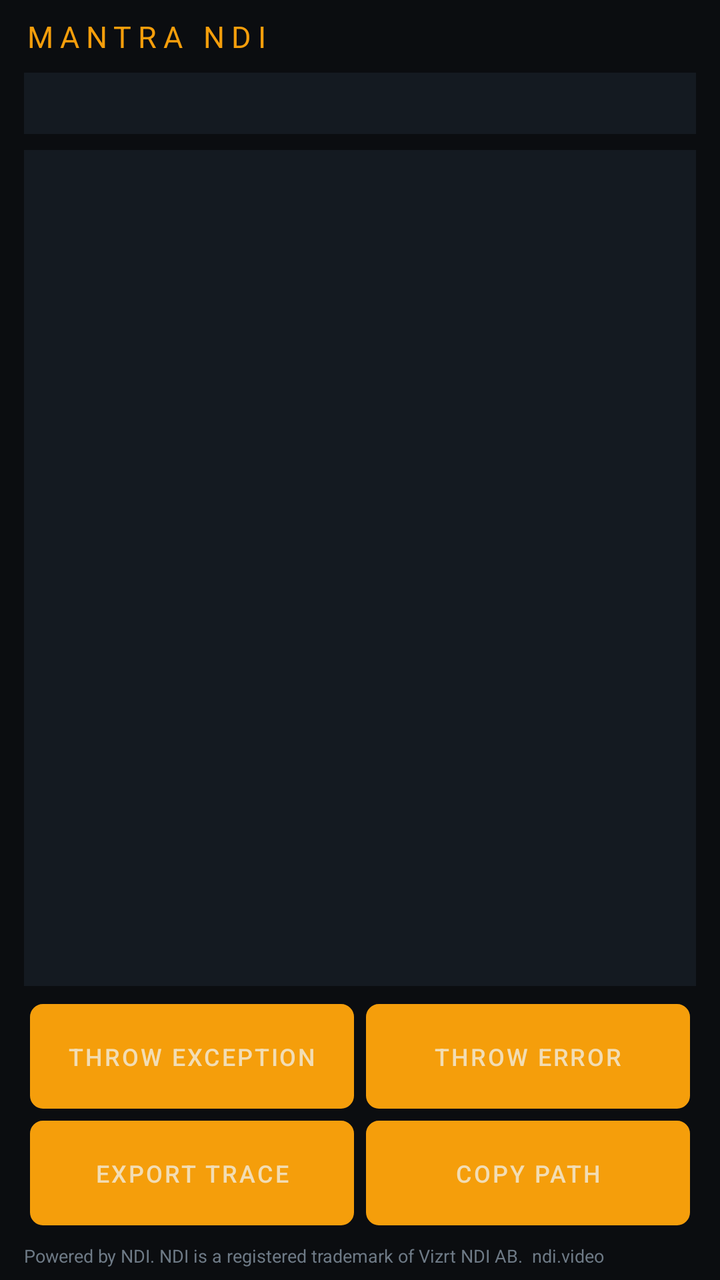
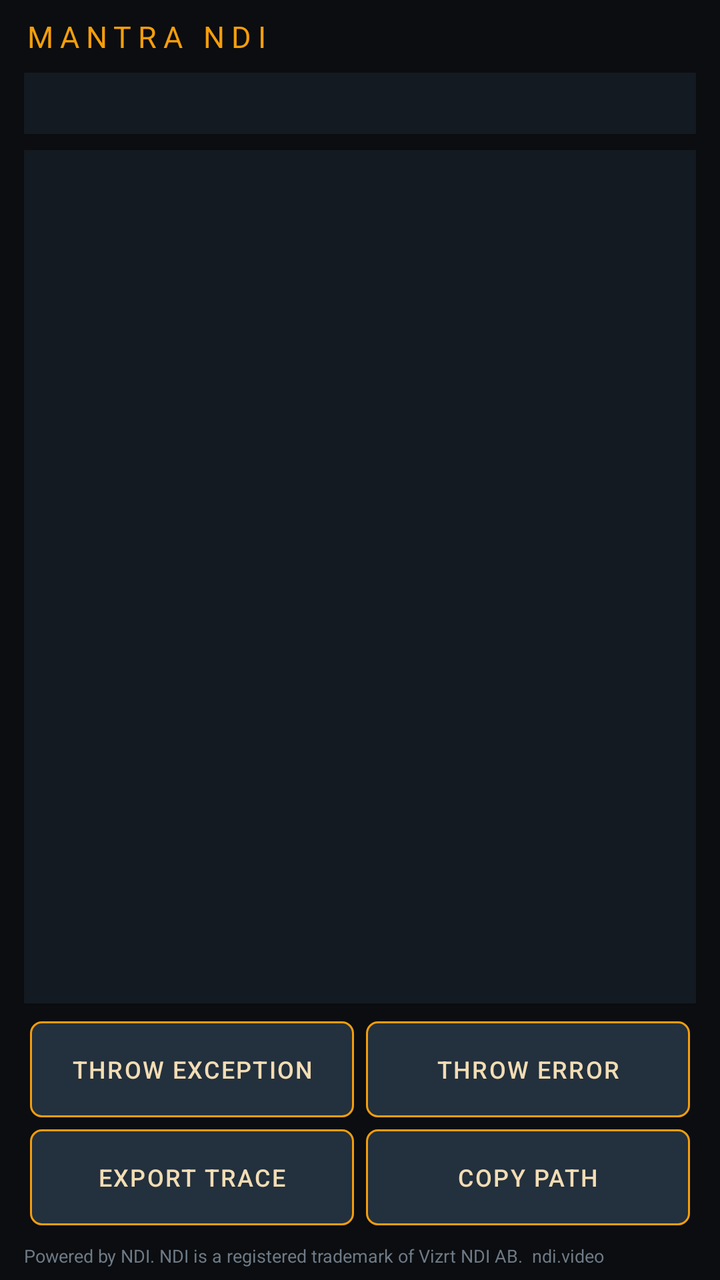

Before-and-after screenshots of an Android layout around one commit, followed by the original layout XML and the change that was made.
<!-- AndroidManifest.xml: application theme Theme.MantraNdi -->
<!-- res/layout/activity_main.xml -->
<?xml version="1.0" encoding="utf-8"?>
<FrameLayout xmlns:android="http://schemas.android.com/apk/res/android"
    android:id="@+id/root"
    android:layout_width="match_parent"
    android:layout_height="match_parent"
    android:background="@color/ink">

    <FrameLayout
        android:id="@+id/picture"
        android:layout_width="match_parent"
        android:layout_height="match_parent" />

    <LinearLayout
        android:id="@+id/content"
        android:layout_width="match_parent"
        android:layout_height="match_parent"
        android:orientation="vertical"
        android:paddingHorizontal="12dp">

        
        <LinearLayout
            android:layout_width="match_parent"
            android:layout_height="wrap_content"
            android:orientation="horizontal"
            android:gravity="center_vertical"
            android:paddingVertical="8dp">

            <TextView
                android:layout_width="0dp"
                android:layout_height="wrap_content"
                android:layout_weight="1"
                android:text="MANTRA NDI"
                android:textColor="@color/amber"
                android:textSize="15sp"
                android:letterSpacing="0.22" />

            <TextView
                android:id="@+id/version"
                android:layout_width="wrap_content"
                android:layout_height="wrap_content"
                android:fontFamily="monospace"
                android:textColor="@color/quiet"
                android:textSize="12sp" />
        </LinearLayout>

        <TextView
            android:id="@+id/status"
            android:layout_width="match_parent"
            android:layout_height="wrap_content"
            android:background="@color/surface"
            android:fontFamily="monospace"
            android:padding="8dp"
            android:textColor="@color/sand"
            android:textSize="11sp"
            android:lineSpacingMultiplier="1.15" />

        <ScrollView
            android:id="@+id/scroll"
            android:layout_width="match_parent"
            android:layout_height="0dp"
            android:layout_weight="1"
            android:layout_marginTop="8dp"
            android:background="@color/surface"
            android:scrollbars="vertical">

            <TextView
                android:id="@+id/trace"
                android:layout_width="match_parent"
                android:layout_height="wrap_content"
                android:fontFamily="monospace"
                android:padding="8dp"
                android:textColor="@color/sand"
                android:textSize="10sp"
                android:textIsSelectable="true" />
        </ScrollView>

        
        <LinearLayout
            android:layout_width="match_parent"
            android:layout_height="wrap_content"
            android:orientation="horizontal"
            android:layout_marginTop="6dp">

            <Button
                android:id="@+id/throwException"
                style="@style/MantraKey"
                android:text="Throw exception" />

            <Button
                android:id="@+id/throwError"
                style="@style/MantraKey"
                android:text="Throw error" />
        </LinearLayout>

        <LinearLayout
            android:layout_width="match_parent"
            android:layout_height="wrap_content"
            android:orientation="horizontal">

            <Button
                android:id="@+id/export"
                style="@style/MantraKey"
                android:text="Export trace" />

            <Button
                android:id="@+id/copyPath"
                style="@style/MantraKey"
                android:text="Copy path" />
        </LinearLayout>

        
        <TextView
            android:layout_width="match_parent"
            android:layout_height="wrap_content"
            android:paddingVertical="6dp"
            android:textColor="@color/quiet"
            android:textSize="9sp"
            android:text="Powered by NDI. NDI is a registered trademark of Vizrt NDI AB.  ndi.video" />
    </LinearLayout>
</FrameLayout>
<!-- resources referenced by this layout -->
<resources>
  <color name="amber">#F59E0B</color>
  <color name="ink">#0B0D10</color>
  <color name="quiet">#6E7A86</color>
  <color name="sand">#F2DDB4</color>
  <color name="surface">#141A21</color>
  <style name="MantraKey">
          <item name="android:layout_width">0dp</item>
          <item name="android:layout_height">wrap_content</item>
          <item name="android:layout_weight">1</item>
          <item name="android:layout_margin">3dp</item>
          <item name="android:background">@drawable/key</item>
          <item name="android:textColor">@color/sand</item>
          <item name="android:textSize">12sp</item>
          <item name="android:letterSpacing">0.08</item>
          <item name="android:paddingVertical">12dp</item>
          <item name="android:textAllCaps">true</item>
          <item name="android:stateListAnimator">@null</item>
      </style>
  <style name="Theme.MantraNdi" parent="Theme.MaterialComponents.NoActionBar">
          <item name="colorPrimary">@color/amber</item>
          <item name="colorAccent">@color/amber</item>
          <item name="android:windowBackground">@color/ink</item>
      </style>
  <!-- drawable key (drawable) -->
  <?xml version="1.0" encoding="utf-8"?>
  <shape xmlns:android="http://schemas.android.com/apk/res/android" android:shape="rectangle">
      <solid android:color="@color/slate" />
      <stroke android:width="1dp" android:color="@color/amber" />
      <corners android:radius="6dp" />
  </shape>
  <color name="slate">#23303D</color>
</resources>

<!-- the commit's change to res/layout/activity_main.xml (unified diff, before → after) -->
@@ -81,12 +81,12 @@
             android:orientation="horizontal"
             android:layout_marginTop="6dp">
 
-            <Button
+            <com.google.android.material.button.MaterialButton
                 android:id="@+id/throwException"
                 style="@style/MantraKey"
                 android:text="Throw exception" />
 
-            <Button
+            <com.google.android.material.button.MaterialButton
                 android:id="@+id/throwError"
                 style="@style/MantraKey"
                 android:text="Throw error" />
@@ -97,12 +97,12 @@
             android:layout_height="wrap_content"
             android:orientation="horizontal">
 
-            <Button
+            <com.google.android.material.button.MaterialButton
                 android:id="@+id/export"
                 style="@style/MantraKey"
                 android:text="Export trace" />
 
-            <Button
+            <com.google.android.material.button.MaterialButton
                 android:id="@+id/copyPath"
                 style="@style/MantraKey"
                 android:text="Copy path" />
<!-- resource entries referenced after the edit -->
@@ -5,31 +5,29 @@
   <color name="quiet">#6E7A86</color>
   <color name="sand">#F2DDB4</color>
   <color name="surface">#141A21</color>
-  <style name="MantraKey">
+  <style name="MantraKey" parent="Widget.MaterialComponents.Button.OutlinedButton">
           <item name="android:layout_width">0dp</item>
           <item name="android:layout_height">wrap_content</item>
           <item name="android:layout_weight">1</item>
           <item name="android:layout_margin">3dp</item>
-          <item name="android:background">@drawable/key</item>
+          <item name="backgroundTint">@color/slate</item>
+          <item name="strokeColor">@color/amber</item>
+          <item name="strokeWidth">1dp</item>
+          <item name="cornerRadius">6dp</item>
+          <item name="rippleColor">@color/amber</item>
           <item name="android:textColor">@color/sand</item>
           <item name="android:textSize">12sp</item>
-          <item name="android:letterSpacing">0.08</item>
+          <item name="android:letterSpacing">0.06</item>
           <item name="android:paddingVertical">12dp</item>
-          <item name="android:textAllCaps">true</item>
-          <item name="android:stateListAnimator">@null</item>
+          
+          <item name="android:insetTop">0dp</item>
+          <item name="android:insetBottom">0dp</item>
       </style>
   <style name="Theme.MantraNdi" parent="Theme.MaterialComponents.NoActionBar">
           <item name="colorPrimary">@color/amber</item>
           <item name="colorAccent">@color/amber</item>
           <item name="android:windowBackground">@color/ink</item>
       </style>
-  <!-- drawable key (drawable) -->
-  <?xml version="1.0" encoding="utf-8"?>
-  <shape xmlns:android="http://schemas.android.com/apk/res/android" android:shape="rectangle">
-      <solid android:color="@color/slate" />
-      <stroke android:width="1dp" android:color="@color/amber" />
-      <corners android:radius="6dp" />
-  </shape>
   <color name="slate">#23303D</color>
 </resources>
 
